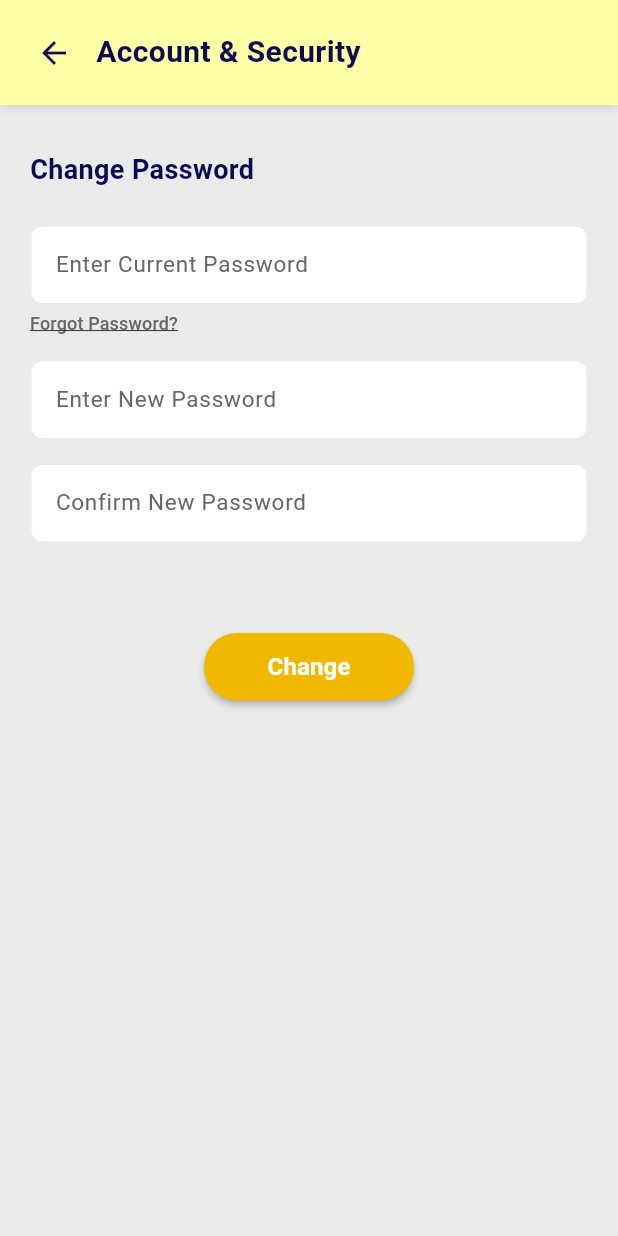
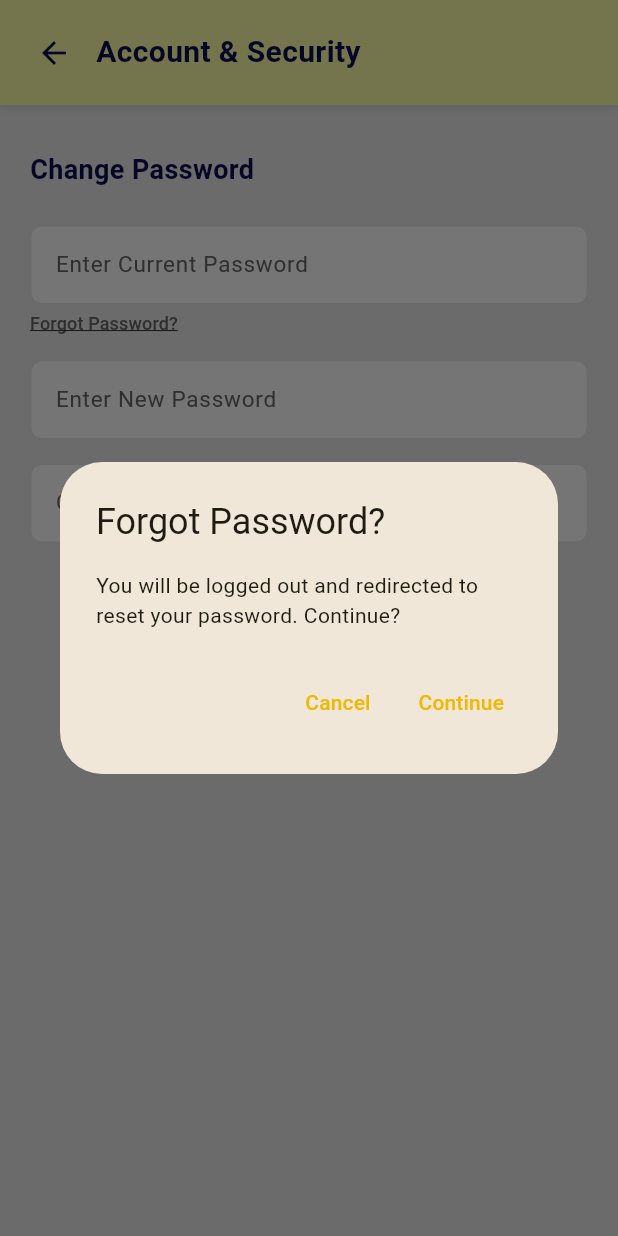
Before and after one commit to Auvryy/attendify-app, a Flutter app: the ChangePasswordScreen screen opened directly, after a tap on "Forgot Password?", on a phone screen of 412 x 824 dp. Run offline on Flutter 3.47's test engine with Material 3 defaults, Android fonts, the phone set to English and light mode, and no system bars; our stand-ins replace image_picker, qr_flutter, shared_preferences; missing offline and left inert: flutter_file_dialog, mobile_scanner; accounts and stored records are empty; network calls fail.

Commit message:
Fix account security: refresh data after changes, add forgot password in change password screen, show email exists error

```diff
--- a/lib/screens/employee/change_email_screen.dart
+++ b/lib/screens/employee/change_email_screen.dart
@@ -69,10 +69,13 @@ class _ChangeEmailScreenState extends State<ChangeEmailScreen> {
       }
     } else {
       if (mounted) {
+        // Show specific error message (e.g., 'Email already in use')
+        String errorMsg = userProvider.errorMessage ?? 'Failed to send OTP';
         ScaffoldMessenger.of(context).showSnackBar(
           SnackBar(
-            content: Text(userProvider.errorMessage ?? 'Failed to send OTP'),
+            content: Text(errorMsg),
             backgroundColor: AppColors.error,
+            duration: const Duration(seconds: 4),
           ),
         );
       }
--- a/lib/screens/employee/change_password_screen.dart
+++ b/lib/screens/employee/change_password_screen.dart
@@ -4,7 +4,9 @@ import 'package:flutter/material.dart';
 import 'package:provider/provider.dart';
 import '../../core/constants/app_colors.dart';
 import '../../providers/user_provider.dart';
+import '../../providers/auth_provider.dart';
 import 'password_changed_screen.dart';
+import '../forgot_password_screen.dart';
 
 class ChangePasswordScreen extends StatefulWidget {
   const ChangePasswordScreen({super.key});
@@ -134,8 +136,38 @@ class _ChangePasswordScreenState extends State<ChangePasswordScreen> {
                     Align(
                       alignment: Alignment.centerLeft,
                       child: TextButton(
-                        onPressed: () {
-                          // Handle forgot password
+                        onPressed: () async {
+                          // Show confirmation dialog
+                          final confirm = await showDialog<bool>(
+                            context: context,
+                            builder: (context) => AlertDialog(
+                              title: const Text('Forgot Password?'),
+                              content: const Text('You will be logged out and redirected to reset your password. Continue?'),
+                              actions: [
+                                TextButton(
+                                  onPressed: () => Navigator.pop(context, false),
+                                  child: const Text('Cancel'),
+                                ),
+                                TextButton(
+                                  onPressed: () => Navigator.pop(context, true),
+                                  child: const Text('Continue'),
+                                ),
+                              ],
+                            ),
+                          );
+
+                          if (confirm == true && mounted) {
+                            // Logout and navigate to forgot password
+                            await context.read<AuthProvider>().logout();
+                            if (mounted) {
+                              Navigator.pushReplacement(
+                                context,
+                                MaterialPageRoute(
+                                  builder: (context) => const ForgotPasswordScreen(),
+                                ),
+                              );
+                            }
+                          }
                         },
                         style: TextButton.styleFrom(
                           padding: EdgeInsets.zero,
--- a/lib/screens/employee/change_phone_number_screen.dart
+++ b/lib/screens/employee/change_phone_number_screen.dart
@@ -87,7 +87,8 @@ class _ChangePhoneNumberScreenState extends State<ChangePhoneNumberScreen> {
 
     if (success) {
       if (mounted) {
-        Navigator.pushReplacement(
+        // Show success screen then pop back with true result
+        await Navigator.pushReplacement(
           context,
           MaterialPageRoute(
             builder: (context) => const PhoneNumberChangedScreen(),
```
Also changed, not shown: lib/screens/employee/account_security_screen.dart (+15 -1 lines), lib/screens/employee/email_changed_screen.dart (+6 -2 lines), lib/screens/employee/password_changed_screen.dart (+6 -2 lines), lib/screens/employee/phone_number_changed_screen.dart (+6 -2 lines).
